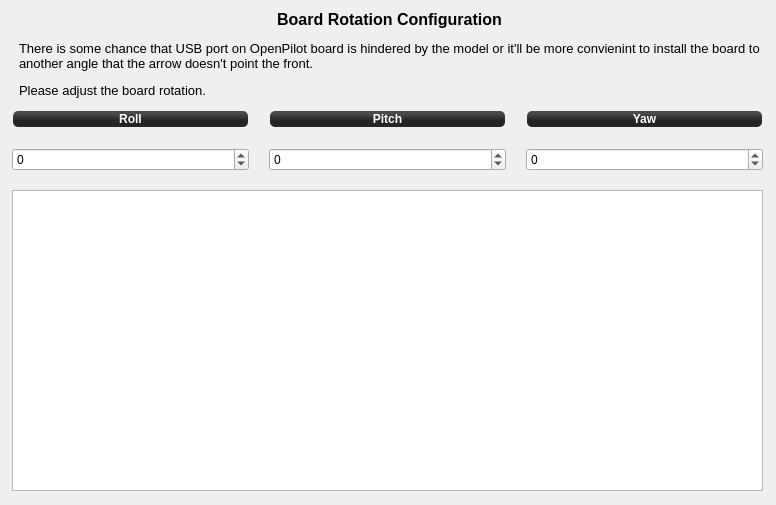
Qt form ground/openpilotgcs/src/plugins/setupwizard/pages/boardrotationpage.ui (openpilot/OpenPilot) before a commit.
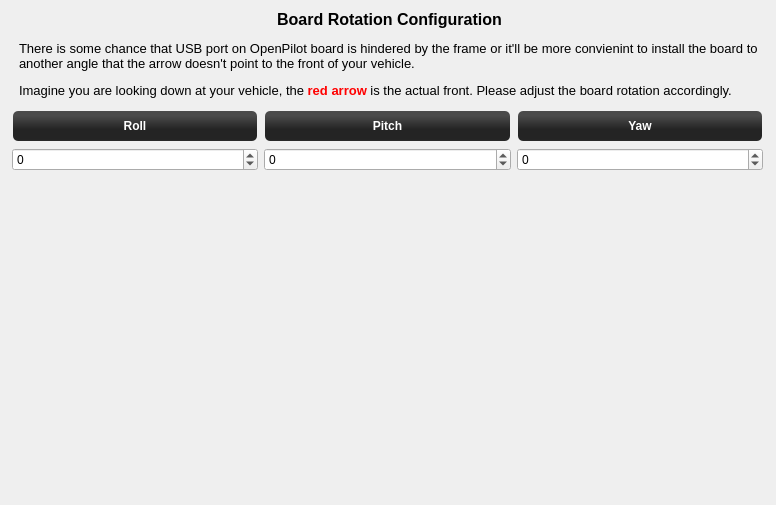
The same form after that commit.

Diff of the .ui file:
```diff
--- a/ground/openpilotgcs/src/plugins/setupwizard/pages/boardrotationpage.ui
+++ b/ground/openpilotgcs/src/plugins/setupwizard/pages/boardrotationpage.ui
@@ -26,10 +26,10 @@
     <string>&lt;!DOCTYPE HTML PUBLIC &quot;-//W3C//DTD HTML 4.0//EN&quot; &quot;http://www.w3.org/TR/REC-html40/strict.dtd&quot;&gt;
 &lt;html&gt;&lt;head&gt;&lt;meta name=&quot;qrichtext&quot; content=&quot;1&quot; /&gt;&lt;style type=&quot;text/css&quot;&gt;
 p, li { white-space: pre-wrap; }
-&lt;/style&gt;&lt;/head&gt;&lt;body style=&quot; font-family:'SimSun'; font-size:9pt; font-weight:400; font-style:normal;&quot;&gt;
-&lt;p align=&quot;center&quot; style=&quot; margin-top:12px; margin-bottom:12px; margin-left:0px; margin-right:0px; -qt-block-indent:0; text-indent:0px;&quot;&gt;&lt;span style=&quot; font-family:'MS Shell Dlg 2'; font-size:12pt; font-weight:600;&quot;&gt;Board Rotation Configuration&lt;/span&gt;&lt;/p&gt;
-&lt;p style=&quot; margin-top:12px; margin-bottom:12px; margin-left:0px; margin-right:0px; -qt-block-indent:0; text-indent:0px;&quot;&gt;&lt;span style=&quot; font-family:'MS Shell Dlg 2'; font-size:10pt;&quot;&gt;There is some chance that USB port on OpenPilot board is hindered by the model or it'll be more convienint to install the board to another angle that the arrow doesn't point the front.&lt;/span&gt;&lt;/p&gt;
-&lt;p style=&quot; margin-top:12px; margin-bottom:12px; margin-left:0px; margin-right:0px; -qt-block-indent:0; text-indent:0px;&quot;&gt;&lt;span style=&quot; font-family:'MS Shell Dlg 2'; font-size:10pt;&quot;&gt;Please adjust the board rotation.&lt;/span&gt;&lt;/p&gt;&lt;/body&gt;&lt;/html&gt;</string>
+&lt;/style&gt;&lt;/head&gt;&lt;body style=&quot; font-family:'MS Shell Dlg 2'; font-size:8pt; font-weight:400; font-style:normal;&quot;&gt;
+&lt;p align=&quot;center&quot; style=&quot; margin-top:12px; margin-bottom:12px; margin-left:0px; margin-right:0px; -qt-block-indent:0; text-indent:0px;&quot;&gt;&lt;span style=&quot; font-size:12pt; font-weight:600;&quot;&gt;Board Rotation Configuration&lt;/span&gt;&lt;/p&gt;
+&lt;p style=&quot; margin-top:12px; margin-bottom:12px; margin-left:0px; margin-right:0px; -qt-block-indent:0; text-indent:0px;&quot;&gt;&lt;span style=&quot; font-size:10pt;&quot;&gt;There is some chance that USB port on OpenPilot board is hindered by the frame or it'll be more convienint to install the board to another angle that the arrow doesn't point to the front of your vehicle.&lt;/span&gt;&lt;/p&gt;
+&lt;p style=&quot; margin-top:12px; margin-bottom:12px; margin-left:0px; margin-right:0px; -qt-block-indent:0; text-indent:0px;&quot;&gt;&lt;span style=&quot; font-size:10pt;&quot;&gt;Imagine you are looking down at your vehicle, the &lt;/span&gt;&lt;span style=&quot; font-size:10pt; font-weight:600; color:#ff0000;&quot;&gt;red arrow&lt;/span&gt;&lt;span style=&quot; font-size:10pt;&quot;&gt; is the actual front. Please adjust the board rotation accordingly.&lt;/span&gt;&lt;/p&gt;&lt;/body&gt;&lt;/html&gt;</string>
    </property>
    <property name="textFormat">
     <enum>Qt::AutoText</enum>
@@ -48,9 +48,6 @@
     </rect>
    </property>
    <layout class="QHBoxLayout" name="horizontalLayout">
-    <property name="spacing">
-     <number>20</number>
-    </property>
     <item>
      <layout class="QVBoxLayout" name="verticalLayout_3">
       <item>
@@ -152,24 +149,6 @@
     </item>
    </layout>
   </widget>
-  <widget class="QWidget" name="verticalLayoutWidget_4">
-   <property name="geometry">
-    <rect>
-     <x>12</x>
-     <y>190</y>
-     <width>751</width>
-     <height>301</height>
-    </rect>
-   </property>
-   <layout class="QHBoxLayout" name="viewsLayout">
-    <property name="spacing">
-     <number>10</number>
-    </property>
-    <item>
-     <widget class="QGraphicsView" name="vehicleView"/>
-    </item>
-   </layout>
-  </widget>
  </widget>
  <resources/>
  <connections/>
```
